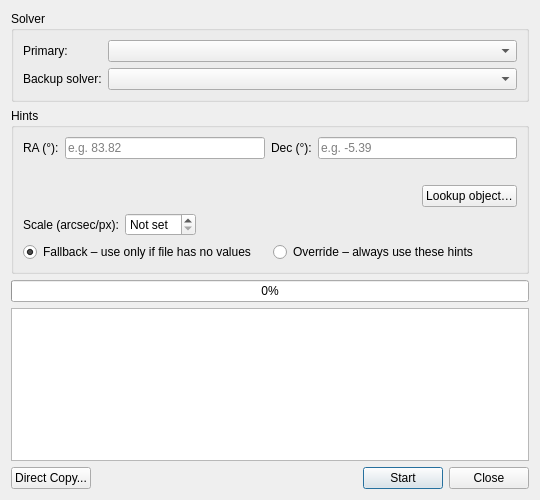
Qt form photonfinder/ui/PlateSolveDialog.ui (bcolyn/PhotonFinder) before a commit.
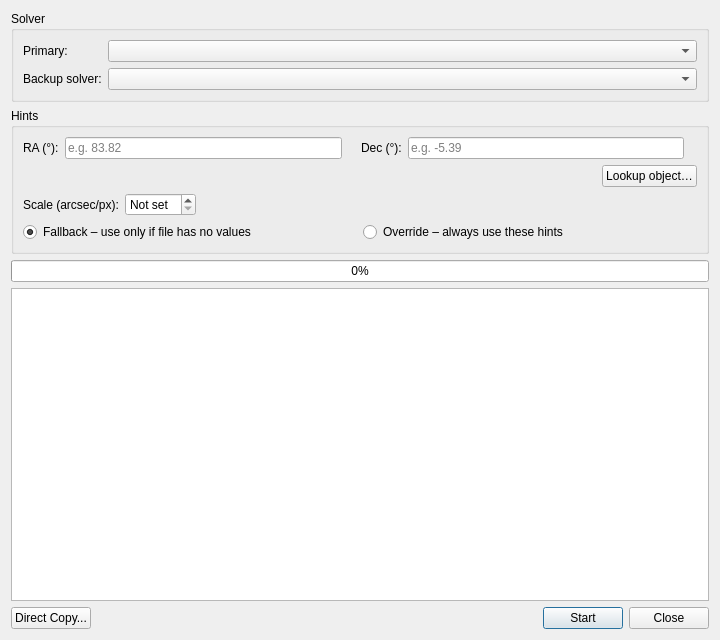
The same form after that commit.

Commit message: More plate solver: batch result overview, improved hint detection

```diff
--- a/photonfinder/ui/PlateSolveDialog.ui
+++ b/photonfinder/ui/PlateSolveDialog.ui
@@ -6,8 +6,8 @@
    <rect>
     <x>0</x>
     <y>0</y>
-    <width>540</width>
-    <height>500</height>
+    <width>720</width>
+    <height>640</height>
    </rect>
   </property>
   <property name="windowTitle">
@@ -69,13 +69,20 @@
          </widget>
         </item>
         <item row="0" column="2">
+         <widget class="QLabel" name="hint_ra_hms_label">
+          <property name="toolTip">
+           <string>Right Ascension in H:M:S</string>
+          </property>
+         </widget>
+        </item>
+        <item row="0" column="3">
          <widget class="QLabel" name="dec_label">
           <property name="text">
            <string>Dec (°):</string>
           </property>
          </widget>
         </item>
-        <item row="0" column="3">
+        <item row="0" column="4">
          <widget class="QLineEdit" name="hint_dec_edit">
           <property name="toolTip">
            <string>Declination in decimal degrees. You may also paste DMS (e.g. -05:23:28) and it will be converted on focus-out.</string>
@@ -85,14 +92,7 @@
           </property>
          </widget>
         </item>
-        <item row="1" column="1">
-         <widget class="QLabel" name="hint_ra_hms_label">
-          <property name="toolTip">
-           <string>Right Ascension in H:M:S</string>
-          </property>
-         </widget>
-        </item>
-        <item row="1" column="3">
+        <item row="0" column="5">
          <widget class="QLabel" name="hint_dec_dms_label">
           <property name="toolTip">
            <string>Declination in D:M:S</string>
```
The commit also changes 7 other files.
